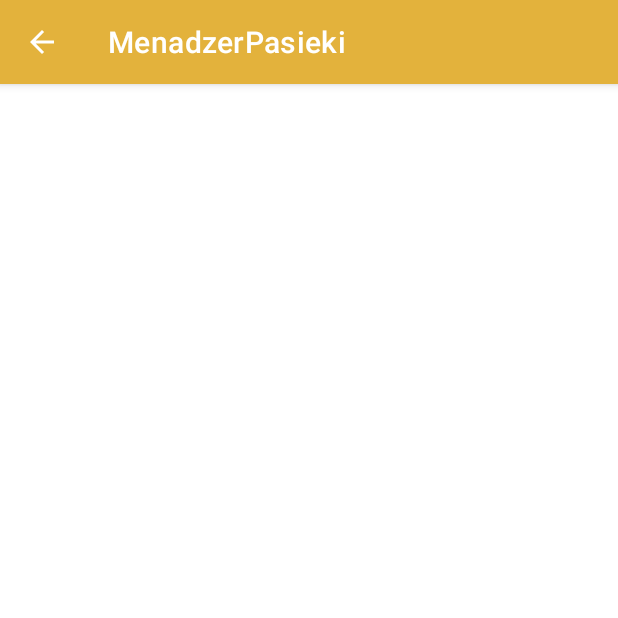
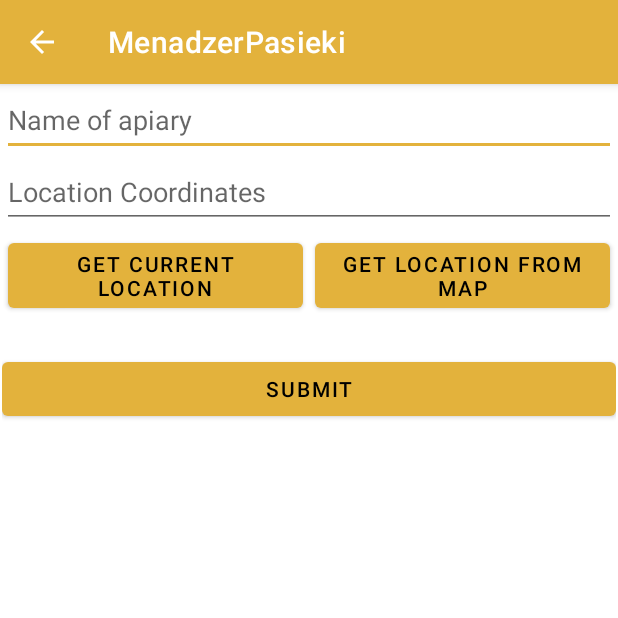
Before and after one commit to dragive/menadzerPasieki, an Android app: the fragment DashboardFragment shown on its own in the app's theme, after a tap on "123", on a phone screen of 412 x 824 dp, the top half of it. Run offline under Robolectric (Android 15) with nearby library versions, the phone set to English and light mode, and no system bars; 2 statements that could not run were skipped.

Commit message:
dodanie widoków i mockupa dodawania pasiek

```diff
--- a/app/src/main/AndroidManifest.xml
+++ b/app/src/main/AndroidManifest.xml
@@ -16,13 +16,13 @@
         <activity
             android:name=".ui.dashboard.apiaryManagement.CreateApiaryActivity"
             android:exported="false"
-            android:parentActivityName=".MainScreen"
+            android:parentActivityName=".MainScreenActivity"
             />
         <activity
             android:name=".LocationTestActivity"
             android:exported="false" />
         <activity
-            android:name=".MainScreen"
+            android:name=".MainScreenActivity"
             android:exported="false"
             android:label="@string/title_activity_main_screen" />
         <activity
--- a/app/src/main/java/pl/pasiekaradosna/menadzerpasieki/MainActivity.kt
+++ b/app/src/main/java/pl/pasiekaradosna/menadzerpasieki/MainActivity.kt
@@ -73,7 +73,7 @@ class MainActivity : AppCompatActivity() {
         }
 
         bMainApp.setOnClickListener {
-            val intent = Intent(this,MainScreen::class.java)
+            val intent = Intent(this,MainScreenActivity::class.java)
             startActivity(intent)
         }
 
--- a/app/src/main/java/pl/pasiekaradosna/menadzerpasieki/MainScreen.kt
+++ b/app/src/main/java/pl/pasiekaradosna/menadzerpasieki/MainScreenActivity.kt
@@ -9,7 +9,7 @@ import androidx.navigation.ui.setupActionBarWithNavController
 import androidx.navigation.ui.setupWithNavController
 import pl.pasiekaradosna.menadzerpasieki.databinding.ActivityMainScreenBinding
 
-class MainScreen : AppCompatActivity() {
+class MainScreenActivity : AppCompatActivity() {
 
     private lateinit var binding: ActivityMainScreenBinding
 
--- a/app/src/main/java/pl/pasiekaradosna/menadzerpasieki/ui/dashboard/DashboardFragment.kt
+++ b/app/src/main/java/pl/pasiekaradosna/menadzerpasieki/ui/dashboard/DashboardFragment.kt
@@ -6,19 +6,15 @@ import android.util.Log
 import android.view.LayoutInflater
 import android.view.View
 import android.view.ViewGroup
-import android.widget.TextView
-import android.widget.Toast
 import androidx.fragment.app.Fragment
-import androidx.fragment.app.FragmentManager
 import androidx.lifecycle.Observer
 import androidx.lifecycle.ViewModelProvider
-import com.google.android.material.snackbar.Snackbar
+import androidx.recyclerview.widget.LinearLayoutManager
 import kotlinx.android.synthetic.main.fragment_dashboard.*
-import pl.pasiekaradosna.menadzerpasieki.ApiaryDetails
-import pl.pasiekaradosna.menadzerpasieki.R
-import pl.pasiekaradosna.menadzerpasieki.WeatherFragment
+import pl.pasiekaradosna.menadzerpasieki.dal.ApiaryManagerDbHelper
 import pl.pasiekaradosna.menadzerpasieki.dal.Settings
 import pl.pasiekaradosna.menadzerpasieki.databinding.FragmentDashboardBinding
+import pl.pasiekaradosna.menadzerpasieki.ui.adapters.dashboard.ApiaryAdapter
 import pl.pasiekaradosna.menadzerpasieki.ui.dashboard.apiaryManagement.CreateApiaryActivity
 
 class DashboardFragment : Fragment() {
@@ -26,8 +22,8 @@ class DashboardFragment : Fragment() {
     private lateinit var dashboardViewModel: DashboardViewModel
     private var _binding: FragmentDashboardBinding? = null
 
-    // This property is only valid between onCreateView and
-    // onDestroyView.
+    private lateinit var apiaryAdapter : ApiaryAdapter
+
     private val binding get() = _binding!!
 
     override fun onCreateView(
@@ -46,18 +42,6 @@ class DashboardFragment : Fragment() {
             //textView.text = it
         })
 
-//        Toast.makeText(context,""+activity,Toast.LENGTH_SHORT).show()
-//        Log.d(Settings.TAG, "activity: $activity")
-//        Log.d(Settings.TAG, "context: $context")
-
-
-
-        /*{
-            Log.d(Settings.TAG,""+activity)
-            val intent = Intent(context, CreateApiaryActivity::class.java)
-            context?.startActivity(intent)
-        }
-*/
         return root
     }
 
@@ -67,6 +51,13 @@ class DashboardFragment : Fragment() {
             val intent = Intent(context,CreateApiaryActivity::class.java)
             startActivity(intent)
         }
+        val list = ApiaryManagerDbHelper(requireContext()).getAllApiaries()
+        list?.forEach { apiary -> Log.d(Settings.TAG,apiary.name) }
+        apiaryAdapter = ApiaryAdapter(list!!)
+
+        rvDashboardMenu.adapter = apiaryAdapter
+
+        rvDashboardMenu.layoutManager = LinearLayoutManager(context)
 
     }
 
@@ -74,4 +65,6 @@ class DashboardFragment : Fragment() {
         super.onDestroyView()
         _binding = null
     }
+
+
 }
--- a/app/src/main/res/layout/activity_create_apiary.xml
+++ b/app/src/main/res/layout/activity_create_apiary.xml
@@ -6,4 +6,61 @@
     android:layout_height="match_parent"
     tools:context=".ui.dashboard.apiaryManagement.CreateApiaryActivity">
 
+    <LinearLayout
+        android:layout_width="409dp"
+        android:layout_height="381dp"
+        android:orientation="vertical"
+        app:layout_constraintEnd_toEndOf="parent"
+        app:layout_constraintStart_toStartOf="parent"
+        app:layout_constraintTop_toTopOf="parent">
+
+        <EditText
+            android:id="@+id/ptApiaryCreationName"
+            android:layout_width="match_parent"
+            android:layout_height="wrap_content"
+            android:ems="10"
+            android:hint="@string/apiary_creation_form_name_field_hint"
+            android:inputType="textPersonName"
+            android:minHeight="48dp" />
+
+        <EditText
+            android:id="@+id/ptLocationCoordinates"
+            android:layout_width="match_parent"
+            android:layout_height="wrap_content"
+            android:ems="10"
+            android:hint="@string/apiary_creation_form_location_coordinates_hint"
+            android:inputType="textPersonName"
+            android:minHeight="48dp" />
+
+        <LinearLayout
+            android:layout_width="match_parent"
+            android:layout_height="wrap_content"
+            android:orientation="horizontal">
+
+            <Button
+                android:id="@+id/bGetLocation"
+                android:layout_width="0dp"
+                android:layout_weight="1"
+                android:layout_height="wrap_content"
+                android:text="@string/apiary_creation_form_current_location_button"
+                android:layout_margin="4dp"/>
+
+            <Button
+                android:id="@+id/bGetLocationFromMap"
+                android:layout_width="0dp"
+                android:layout_weight="1"
+                android:layout_margin="4dp"
+                android:layout_height="wrap_content"
+                android:text="@string/apiary_creation_form_current_location_from_map_button" />
+        </LinearLayout>
+
+        <Button
+            android:id="@+id/bApiaryCreateSubmit"
+            android:layout_width="match_parent"
+            android:layout_height="wrap_content"
+            android:layout_marginTop="20dp"
+            android:text="@string/apiary_creation_form_submit" />
+
+    </LinearLayout>
+
 </androidx.constraintlayout.widget.ConstraintLayout>
--- a/app/src/main/res/layout/fragment_dashboard.xml
+++ b/app/src/main/res/layout/fragment_dashboard.xml
@@ -19,6 +19,7 @@
         app:layout_constraintEnd_toEndOf="parent" />
 
     <androidx.recyclerview.widget.RecyclerView
+        android:id="@+id/rvDashboardMenu"
         android:layout_width="0dp"
         android:layout_height="0dp"
         app:layout_constraintBottom_toBottomOf="parent"
--- a/app/src/main/res/values/strings.xml
+++ b/app/src/main/res/values/strings.xml
@@ -4,6 +4,11 @@
     <string name="title_home">Home</string>
     <string name="title_apiary">Dashboard</string>
     <string name="title_todo">Notifications</string>
-    <!-- TODO: Remove or change this placeholder text -->
     <string name="hello_blank_fragment">Hello blank fragment</string>
+    <string name="apiary_creation_form_name_label">Name</string>
+    <string name="apiary_creation_form_name_field_hint">Name of apiary</string>
+    <string name="apiary_creation_form_submit">Submit</string>
+    <string name="apiary_creation_form_location_coordinates_hint">Location Coordinates</string>
+    <string name="apiary_creation_form_current_location_button">Get Current Location</string>
+    <string name="apiary_creation_form_current_location_from_map_button">Get Location From Map</string>
 </resources>
```
Also changed, not shown: app/src/main/java/pl/pasiekaradosna/menadzerpasieki/dal/ApiaryManagerDbHelper.kt (+87 -4 lines), app/src/main/java/pl/pasiekaradosna/menadzerpasieki/ui/adapters/dashboard/Apiary.kt (added, +8 -0 lines), app/src/main/java/pl/pasiekaradosna/menadzerpasieki/ui/adapters/dashboard/ApiaryAdapter.kt (added, +39 -0 lines), app/src/main/res/layout/apiary_item.xml (added, +63 -0 lines).
